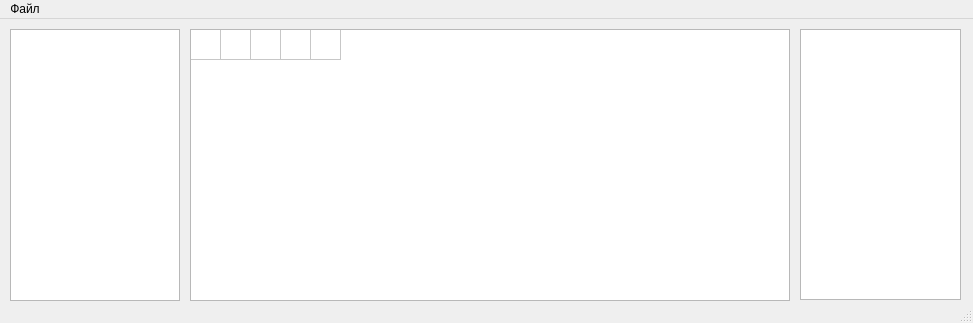
The window that main.ui (GAJIbl4/TopConst) describes before a commit, drawn with Qt 5.
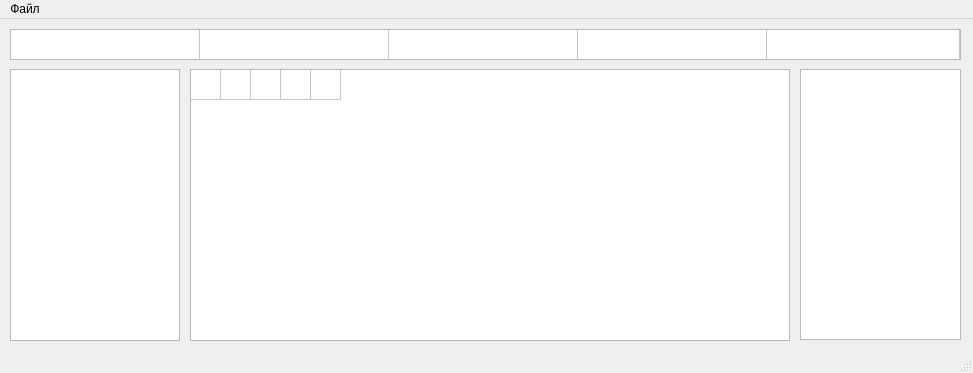
The same window after the commit.

```diff
--- a/main.ui
+++ b/main.ui
@@ -7,7 +7,7 @@
     <x>0</x>
     <y>0</y>
     <width>973</width>
-    <height>323</height>
+    <height>373</height>
    </rect>
   </property>
   <property name="windowTitle">
@@ -18,7 +18,7 @@
     <property name="geometry">
      <rect>
       <x>190</x>
-      <y>10</y>
+      <y>50</y>
       <width>600</width>
       <height>272</height>
      </rect>
@@ -93,7 +93,7 @@
     <property name="geometry">
      <rect>
       <x>10</x>
-      <y>10</y>
+      <y>50</y>
       <width>170</width>
       <height>272</height>
      </rect>
@@ -103,12 +103,54 @@
     <property name="geometry">
      <rect>
       <x>800</x>
-      <y>10</y>
+      <y>50</y>
       <width>161</width>
       <height>271</height>
      </rect>
     </property>
    </widget>
+   <widget class="QTableWidget" name="upper_table">
+    <property name="geometry">
+     <rect>
+      <x>10</x>
+      <y>10</y>
+      <width>951</width>
+      <height>31</height>
+     </rect>
+    </property>
+    <property name="font">
+     <font>
+      <pointsize>10</pointsize>
+     </font>
+    </property>
+    <property name="rowCount">
+     <number>1</number>
+    </property>
+    <property name="columnCount">
+     <number>5</number>
+    </property>
+    <attribute name="horizontalHeaderVisible">
+     <bool>false</bool>
+    </attribute>
+    <attribute name="horizontalHeaderDefaultSectionSize">
+     <number>189</number>
+    </attribute>
+    <attribute name="horizontalHeaderMinimumSectionSize">
+     <number>30</number>
+    </attribute>
+    <attribute name="horizontalHeaderStretchLastSection">
+     <bool>true</bool>
+    </attribute>
+    <attribute name="verticalHeaderVisible">
+     <bool>false</bool>
+    </attribute>
+    <row/>
+    <column/>
+    <column/>
+    <column/>
+    <column/>
+    <column/>
+   </widget>
   </widget>
   <widget class="QMenuBar" name="menubar">
    <property name="geometry">
```
Left out of the diff: 2 changed lines with no effect on the pictures.
